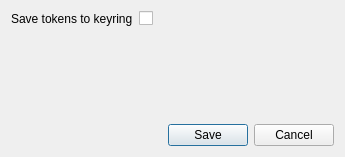
The window that giscube_admin_configure_dialog_base.ui (giscube/giscube-admin-qgis-plugin) describes before a commit, drawn with Qt 5.
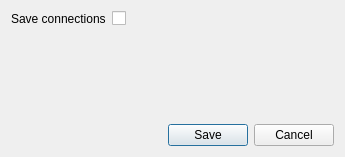
The same window after the commit.

Commit message: Change settings save_tokens to save_connections.

Diff of the .ui file:
```diff
--- a/giscube_admin_configure_dialog_base.ui
+++ b/giscube_admin_configure_dialog_base.ui
@@ -19,7 +19,7 @@
      <item row="0" column="0">
       <widget class="QLabel" name="save_tokens_label">
        <property name="text">
-        <string>Save tokens to keyring</string>
+        <string>Save connections</string>
        </property>
       </widget>
      </item>
```
Left out of the diff: 4 changed lines with no effect on the pictures. The commit also changes 3 other files.
